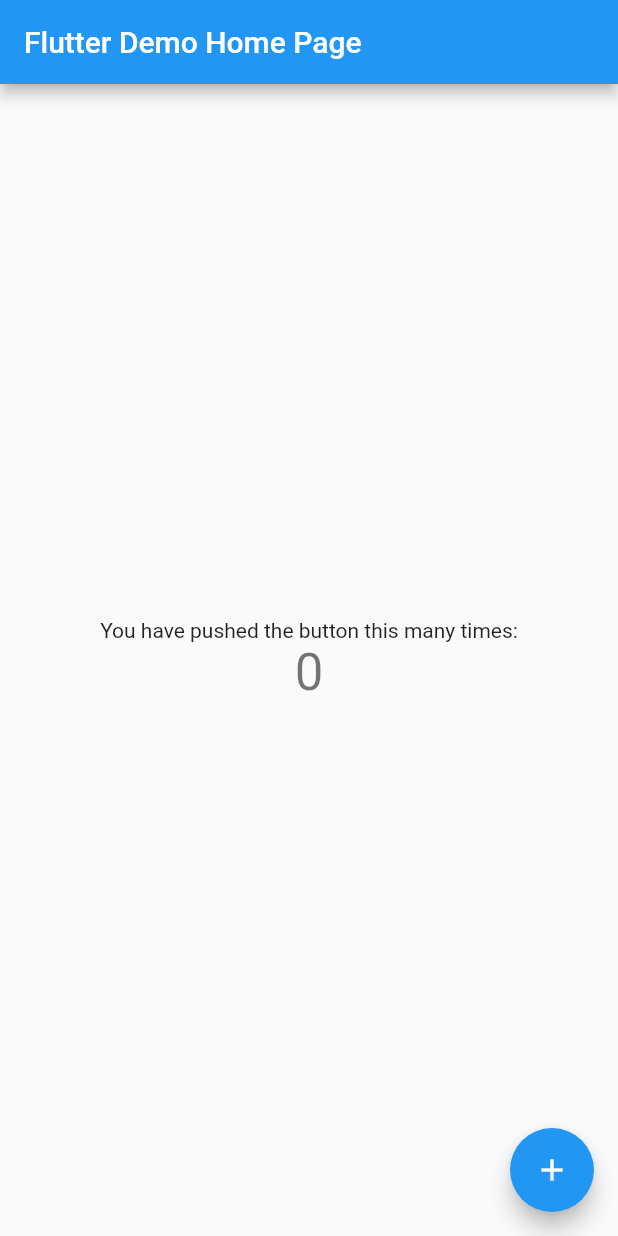
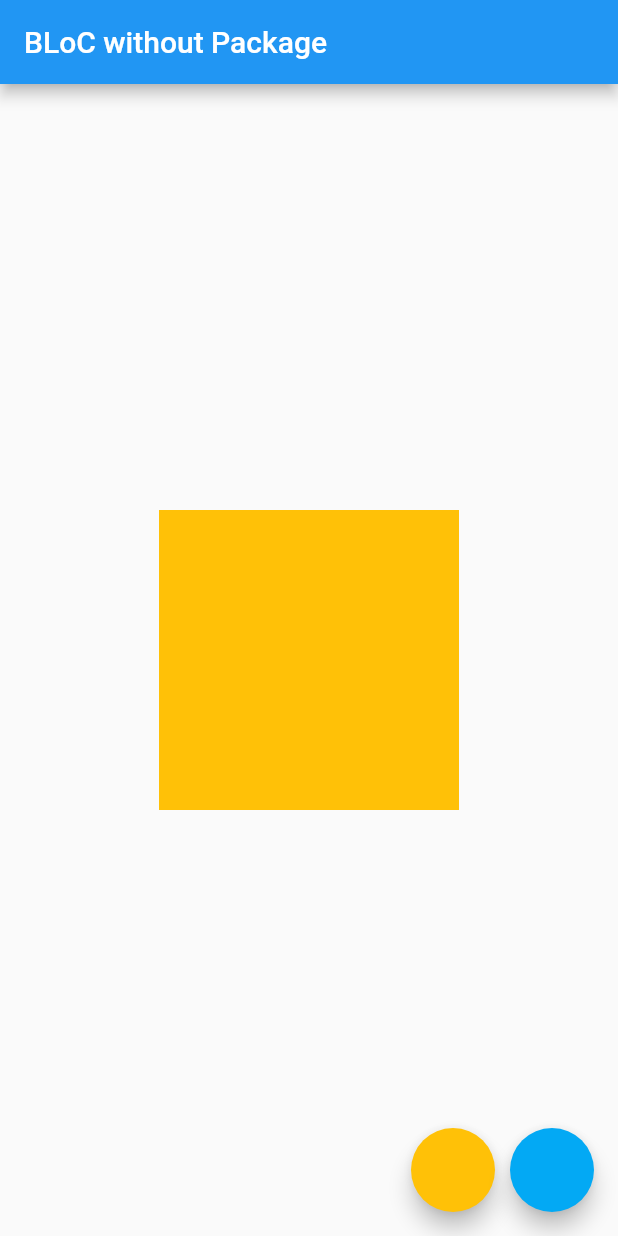
Before and after one commit to arisupriatna14/demo-flutter-state-management, a Flutter app: the screen it shows after launch, on a phone screen of 412 x 824 dp. Run offline on Flutter 3.47's test engine with Material 2 defaults, Android fonts, the phone set to English and light mode, and no system bars.

Commit message:
bloc part 1 - no package: done

```diff
--- /dev/null
+++ b/lib/color_bloc.dart
@@ -0,0 +1,35 @@
+import 'dart:async';
+
+import 'package:flutter/material.dart';
+
+enum ColorEvent { to_amber, to_light_blue }
+
+class ColorBloc {
+  Color _color = Colors.amber;
+
+  StreamController<ColorEvent> _eventController = StreamController<ColorEvent>();
+  StreamSink<ColorEvent> get eventSink => _eventController.sink;
+
+  StreamController<Color> _stateController = StreamController<Color>();
+  StreamSink<Color> get _stateSink => _stateController.sink;
+  Stream<Color> get stateStream => _stateController.stream;
+
+  void _mapEventToState(ColorEvent colorEvent) {
+    if (colorEvent == ColorEvent.to_amber) {
+      _color = Colors.amber;
+    } else {
+      _color = Colors.lightBlue;
+    }
+
+    _stateSink.add(_color);
+  }
+
+  ColorBloc() {
+    _eventController.stream.listen(_mapEventToState);
+  }
+
+  void dispose() {
+    _eventController.close();
+    _stateController.close();
+  }
+}
--- a/lib/main.dart
+++ b/lib/main.dart
@@ -1,3 +1,4 @@
+import 'package:demo_flutter_provider/color_bloc.dart';
 import 'package:flutter/material.dart';
 
 void main() => runApp(MyApp());
@@ -9,103 +10,61 @@ class MyApp extends StatelessWidget {
     return MaterialApp(
       title: 'Flutter Demo',
       theme: ThemeData(
-        // This is the theme of your application.
-        //
-        // Try running your application with "flutter run". You'll see the
-        // application has a blue toolbar. Then, without quitting the app, try
-        // changing the primarySwatch below to Colors.green and then invoke
-        // "hot reload" (press "r" in the console where you ran "flutter run",
-        // or simply save your changes to "hot reload" in a Flutter IDE).
-        // Notice that the counter didn't reset back to zero; the application
-        // is not restarted.
         primarySwatch: Colors.blue,
       ),
-      home: MyHomePage(title: 'Flutter Demo Home Page'),
+      home: MyHomePage(),
     );
   }
 }
 
 class MyHomePage extends StatefulWidget {
-  MyHomePage({Key key, this.title}) : super(key: key);
-
-  // This widget is the home page of your application. It is stateful, meaning
-  // that it has a State object (defined below) that contains fields that affect
-  // how it looks.
-
-  // This class is the configuration for the state. It holds the values (in this
-  // case the title) provided by the parent (in this case the App widget) and
-  // used by the build method of the State. Fields in a Widget subclass are
-  // always marked "final".
-
-  final String title;
+  MyHomePage({Key key}) : super(key: key);
 
   @override
   _MyHomePageState createState() => _MyHomePageState();
 }
 
 class _MyHomePageState extends State<MyHomePage> {
-  int _counter = 0;
-
-  void _incrementCounter() {
-    setState(() {
-      // This call to setState tells the Flutter framework that something has
-      // changed in this State, which causes it to rerun the build method below
-      // so that the display can reflect the updated values. If we changed
-      // _counter without calling setState(), then the build method would not be
-      // called again, and so nothing would appear to happen.
-      _counter++;
-    });
-  }
+  ColorBloc bloc = ColorBloc();
 
   @override
   Widget build(BuildContext context) {
-    // This method is rerun every time setState is called, for instance as done
-    // by the _incrementCounter method above.
-    //
-    // The Flutter framework has been optimized to make rerunning build methods
-    // fast, so that you can just rebuild anything that needs updating rather
-    // than having to individually change instances of widgets.
     return Scaffold(
       appBar: AppBar(
-        // Here we take the value from the MyHomePage object that was created by
-        // the App.build method, and use it to set our appbar title.
-        title: Text(widget.title),
+        title: Text("BLoC without Package"),
       ),
-      body: Center(
-        // Center is a layout widget. It takes a single child and positions it
-        // in the middle of the parent.
-        child: Column(
-          // Column is also a layout widget. It takes a list of children and
-          // arranges them vertically. By default, it sizes itself to fit its
-          // children horizontally, and tries to be as tall as its parent.
-          //
-          // Invoke "debug painting" (press "p" in the console, choose the
-          // "Toggle Debug Paint" action from the Flutter Inspector in Android
-          // Studio, or the "Toggle Debug Paint" command in Visual Studio Code)
-          // to see the wireframe for each widget.
-          //
-          // Column has various properties to control how it sizes itself and
-          // how it positions its children. Here we use mainAxisAlignment to
-          // center the children vertically; the main axis here is the vertical
-          // axis because Columns are vertical (the cross axis would be
-          // horizontal).
-          mainAxisAlignment: MainAxisAlignment.center,
-          children: <Widget>[
-            Text(
-              'You have pushed the button this many times:',
+      body: StreamBuilder(
+        stream: bloc.stateStream,
+        initialData: Colors.amber,
+        builder: (BuildContext context, AsyncSnapshot<dynamic> snapshot) {
+          return Center(
+            child: AnimatedContainer(
+              width: 200,
+              height: 200,
+              duration: Duration(milliseconds: 500),
+              color: snapshot.data,
             ),
-            Text(
-              '$_counter',
-              style: Theme.of(context).textTheme.display1,
-            ),
-          ],
-        ),
+          );
+        },
       ),
-      floatingActionButton: FloatingActionButton(
-        onPressed: _incrementCounter,
-        tooltip: 'Increment',
-        child: Icon(Icons.add),
-      ), // This trailing comma makes auto-formatting nicer for build methods.
+      floatingActionButton: Row(
+        mainAxisAlignment: MainAxisAlignment.end,
+        children: <Widget>[
+          FloatingActionButton(
+            onPressed: () {
+              bloc.eventSink.add(ColorEvent.to_amber);
+            },
+            backgroundColor: Colors.amber
+          ),
+          SizedBox(width: 10),
+          FloatingActionButton(
+            onPressed: () {
+              bloc.eventSink.add(ColorEvent.to_light_blue);
+            },
+            backgroundColor: Colors.lightBlue
+          )
+        ],
+      ),
     );
   }
 }
```
